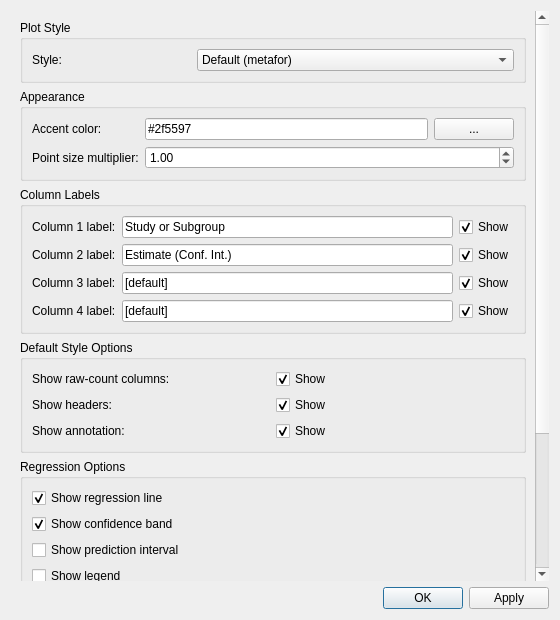
The window that src/rc_metastudio/forms/edit_forest_plot.ui (AliSalman-et-al/openmeta-analyst-community) describes before a commit, drawn with Qt 5.
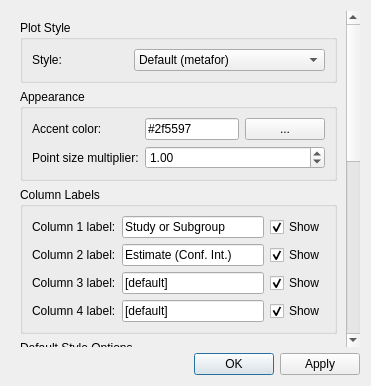
The same window after the commit. Icons and pictures are not drawn.

```diff
--- a/src/rc_metastudio/forms/edit_forest_plot.ui
+++ b/src/rc_metastudio/forms/edit_forest_plot.ui
@@ -6,8 +6,8 @@
    <rect>
     <x>0</x>
     <y>0</y>
-    <width>560</width>
-    <height>620</height>
+    <width>0</width>
+    <height>0</height>
    </rect>
   </property>
   <property name="windowTitle">
```
